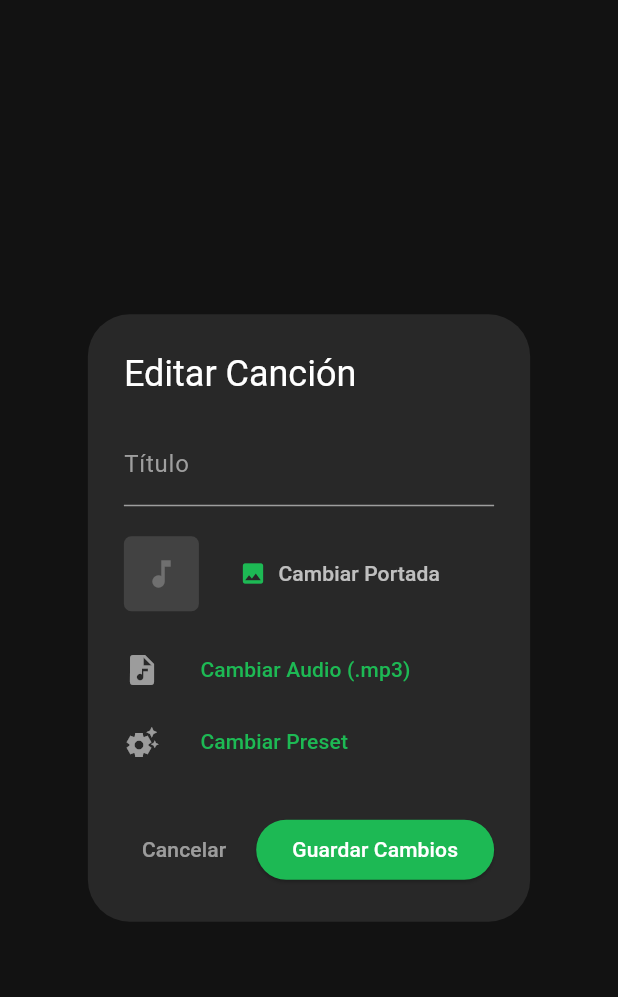
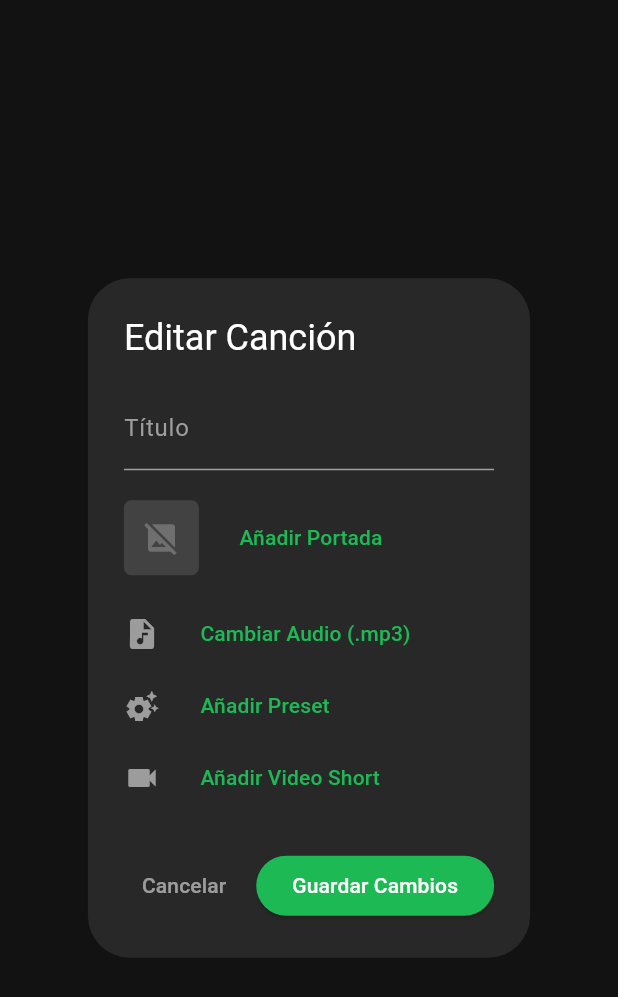
Before and after one commit to Ivanmg91/TuneX, a Flutter app: the EditSongDialog widget shown alone on an empty page, opened directly with empty values, on a phone screen of 412 x 824 dp. Shown: the top 997 px of the screen. Run offline on Flutter 3.47's test engine with Material 3 defaults, Android fonts, the phone set to English and light mode, and no system bars; our stand-ins replace cloud_firestore, file_picker, firebase_auth, firebase_core, firebase_storage, image_picker and 2 more; accounts and stored records are empty.

Commit message:
v1.5 mini update + corrections

```diff
--- a/lib/screens/profile_screen.dart
+++ b/lib/screens/profile_screen.dart
@@ -4,7 +4,7 @@ import 'package:firebase_auth/firebase_auth.dart';
 import 'package:cloud_firestore/cloud_firestore.dart';
 import 'package:firebase_storage/firebase_storage.dart';
 import 'package:image_picker/image_picker.dart';
-import 'package:file_picker/file_picker.dart'; // NECESARIO AHORA AQUÍ TAMBIÉN
+import 'package:file_picker/file_picker.dart';
 import 'upload_screen.dart';
 import 'login_screen.dart';
 
@@ -178,7 +178,6 @@ class _ProfileScreenState extends State<ProfileScreen> {
     }
   }
 
-  // --- FUNCIÓN PARA ABRIR EL EDITOR AVANZADO ---
   void _openEditSongDialog(Map<String, dynamic> songData, String songId) {
     showDialog(
       context: context,
@@ -188,6 +187,7 @@ class _ProfileScreenState extends State<ProfileScreen> {
         currentImageUrl: songData['imageUrl'] ?? '',
         currentAudioUrl: songData['audioUrl'] ?? '',
         currentPresetUrl: songData['presetUrl'] ?? '',
+        currentVideoUrl: songData['videoUrl'] ?? '',
       ),
     );
   }
@@ -390,7 +390,7 @@ class _ProfileScreenState extends State<ProfileScreen> {
                                   : null,
                             ),
                             title: Text(song['title'] ?? 'Sin título', style: const TextStyle(color: Colors.white, fontWeight: FontWeight.w500)),
-                            subtitle: Text("${song['likes'] ?? 0} Likes", style: TextStyle(color: Colors.grey[500], fontSize: 12)),
+                            subtitle: Text(song['artistName'] ?? "Desconocido", style: TextStyle(color: Colors.grey[500], fontSize: 12)),
                             trailing: isMyProfile
                               ? IconButton(
                                   icon: const Icon(Icons.edit, color: Colors.white70),
@@ -416,7 +416,7 @@ class _ProfileScreenState extends State<ProfileScreen> {
 }
 
 // =======================================================
-// WIDGET DE EDICIÓN AVANZADA (Título, Imagen, Audio, Preset)
+// WIDGET DE EDICIÓN AVANZADA (Con Opción de Borrar)
 // =======================================================
 class EditSongDialog extends StatefulWidget {
   final String songId;
@@ -424,6 +424,7 @@ class EditSongDialog extends StatefulWidget {
   final String currentImageUrl;
   final String currentAudioUrl;
   final String currentPresetUrl;
+  final String currentVideoUrl;
 
   const EditSongDialog({
     super.key,
@@ -432,6 +433,7 @@ class EditSongDialog extends StatefulWidget {
     required this.currentImageUrl,
     required this.currentAudioUrl,
     required this.currentPresetUrl,
+    required this.currentVideoUrl,
   });
 
   @override
@@ -441,11 +443,18 @@ class EditSongDialog extends StatefulWidget {
 class _EditSongDialogState extends State<EditSongDialog> {
   final TextEditingController _titleController = TextEditingController();
 
-  // Archivos nuevos (si se seleccionan)
+  // Archivos nuevos
   File? _newImageFile;
   File? _newAudioFile;
   File? _newPresetFile;
-  String? _newPresetName; // Para mostrar el nombre del archivo seleccionado
+  File? _newVideoFile;
+
+  String? _newPresetName;
+
+  // Flags para borrado
+  bool _deleteImage = false;
+  bool _deletePreset = false;
+  bool _deleteVideo = false;
 
   bool _isSaving = false;
 
@@ -455,20 +464,21 @@ class _EditSongDialogState extends State<EditSongDialog> {
     _titleController.text = widget.currentTitle;
   }
 
-  // Pickers
+  // --- Pickers ---
   Future<void> _pickImage() async {
     final picker = ImagePicker();
     final XFile? picked = await picker.pickImage(source: ImageSource.gallery);
     if (picked != null) {
-      setState(() => _newImageFile = File(picked.path));
+      setState(() {
+        _newImageFile = File(picked.path);
+        _deleteImage = false; // Si selecciono nuevo, no borro
+      });
     }
   }
 
   Future<void> _pickAudio() async {
     FilePickerResult? result = await FilePicker.platform.pickFiles(type: FileType.audio);
-    if (result != null) {
-      setState(() => _newAudioFile = File(result.files.single.path!));
-    }
+    if (result != null) setState(() => _newAudioFile = File(result.files.single.path!));
   }
 
   Future<void> _pickPreset() async {
@@ -477,9 +487,27 @@ class _EditSongDialogState extends State<EditSongDialog> {
       setState(() {
         _newPresetFile = File(result.files.single.path!);
         _newPresetName = result.files.single.name;
+        _deletePreset = false;
       });
     }
   }
+
+  Future<void> _pickVideo() async {
+    final picker = ImagePicker();
+    final XFile? picked = await picker.pickVideo(source: ImageSource.gallery);
+    if (picked != null) {
+      setState(() {
+        _newVideoFile = File(picked.path);
+        _deleteVideo = false;
+      });
+    }
+  }
+
+  // --- Helpers para UI ---
+  // Nos dice si hay algo que mostrar (ya sea viejo o nuevo)
+  bool get _hasImage => (_newImageFile != null) || (widget.currentImageUrl.isNotEmpty && !_deleteImage);
+  bool get _hasPreset => (_newPresetFile != null) || (widget.currentPresetUrl.isNotEmpty && !_deletePreset);
+  bool get _hasVideo => (_newVideoFile != null) || (widget.currentVideoUrl.isNotEmpty && !_deleteVideo);
 
   Future<void> _saveChanges() async {
     setState(() => _isSaving = true);
@@ -488,34 +516,45 @@ class _EditSongDialogState extends State<EditSongDialog> {
       String timestamp = DateTime.now().millisecondsSinceEpoch.toString();
       Map<String, dynamic> updates = {};
 
-      // 1. Título
       if (_titleController.text.trim() != widget.currentTitle) {
         updates['title'] = _titleController.text.trim();
       }
 
-      // 2. Imagen
+      // --- IMAGEN ---
       if (_newImageFile != null) {
-        // Usamos timestamp para evitar caché
         String path = 'covers/${widget.songId}_$timestamp.jpg';
         TaskSnapshot snap = await FirebaseStorage.instance.ref(path).putFile(_newImageFile!);
         updates['imageUrl'] = await snap.ref.getDownloadURL();
+      } else if (_deleteImage) {
+        updates['imageUrl'] = ''; // Borrado lógico
       }
 
-      // 3. Audio
+      // --- AUDIO ---
       if (_newAudioFile != null) {
         String path = 'songs/${widget.songId}_$timestamp.mp3';
         TaskSnapshot snap = await FirebaseStorage.instance.ref(path).putFile(_newAudioFile!);
         updates['audioUrl'] = await snap.ref.getDownloadURL();
       }
 
-      // 4. Preset
+      // --- PRESET ---
       if (_newPresetFile != null) {
         String path = 'presets/${widget.songId}/$_newPresetName';
         TaskSnapshot snap = await FirebaseStorage.instance.ref(path).putFile(_newPresetFile!);
         updates['presetUrl'] = await snap.ref.getDownloadURL();
+      } else if (_deletePreset) {
+        updates['presetUrl'] = ''; // Borrado lógico
       }
 
-      // 5. Aplicar cambios en Firestore
+      // --- VIDEO ---
+      if (_newVideoFile != null) {
+        String path = 'videos/${widget.songId}_$timestamp.mp4';
+        TaskSnapshot snap = await FirebaseStorage.instance.ref(path).putFile(_newVideoFile!);
+        updates['videoUrl'] = await snap.ref.getDownloadURL();
+      } else if (_deleteVideo) {
+        updates['videoUrl'] = ''; // Borrado lógico
+      }
+
+      // Aplicar cambios
       if (updates.isNotEmpty) {
         await FirebaseFirestore.instance
             .collection('songs')
@@ -565,7 +604,7 @@ class _EditSongDialogState extends State<EditSongDialog> {
             ),
             const SizedBox(height: 20),
 
-            // IMAGEN
+            // --- IMAGEN ---
             Row(
               children: [
                 Container(
@@ -573,27 +612,41 @@ class _EditSongDialogState extends State<EditSongDialog> {
                   decoration: BoxDecoration(
                     color: Colors.grey[800],
                     borderRadius: BorderRadius.circular(5),
-                    image: _newImageFile != null
-                        ? DecorationImage(image: FileImage(_newImageFile!), fit: BoxFit.cover)
-                        : (widget.currentImageUrl.isNotEmpty
-                            ? DecorationImage(image: NetworkImage(widget.currentImageUrl), fit: BoxFit.cover)
-                            : null),
+                    image: _hasImage
+                        ? DecorationImage(
+                            image: _newImageFile != null
+                                ? FileImage(_newImageFile!) as ImageProvider
+                                : NetworkImage(widget.currentImageUrl),
+                            fit: BoxFit.cover
+                          )
+                        : null,
                   ),
-                  child: (_newImageFile == null && widget.currentImageUrl.isEmpty)
-                      ? const Icon(Icons.music_note, color: Colors.white24) : null,
+                  child: !_hasImage ? const Icon(Icons.image_not_supported, color: Colors.white24) : null,
                 ),
                 const SizedBox(width: 15),
-                TextButton.icon(
-                  onPressed: _pickImage,
-                  icon: const Icon(Icons.image, color: Color(0xFF1DB954)),
-                  label: Text(_newImageFile == null ? "Cambiar Portada" : "Imagen Seleccionada",
-                      style: const TextStyle(color: Colors.white70)),
-                )
+                Expanded(
+                  child: TextButton(
+                    onPressed: _pickImage,
+                    style: TextButton.styleFrom(alignment: Alignment.centerLeft),
+                    child: Text(_hasImage ? "Cambiar Portada" : "Añadir Portada",
+                        style: const TextStyle(color: Color(0xFF1DB954))),
+                  ),
+                ),
+                if (_hasImage)
+                  IconButton(
+                    icon: const Icon(Icons.delete, color: Colors.redAccent),
+                    onPressed: () {
+                      setState(() {
+                        _newImageFile = null;
+                        _deleteImage = true;
+                      });
+                    },
+                  ),
               ],
             ),
             const SizedBox(height: 15),
 
-            // AUDIO
+            // --- AUDIO (No se puede borrar, solo reemplazar) ---
             Row(
               children: [
                 const Icon(Icons.audio_file, color: Colors.white54),
@@ -611,7 +664,7 @@ class _EditSongDialogState extends State<EditSongDialog> {
               ],
             ),
 
-            // PRESET
+            // --- PRESET ---
             Row(
               children: [
                 const Icon(Icons.settings_suggest, color: Colors.white54),
@@ -621,11 +674,53 @@ class _EditSongDialogState extends State<EditSongDialog> {
                     onPressed: _pickPreset,
                     style: TextButton.styleFrom(alignment: Alignment.centerLeft),
                     child: Text(
-                      _newPresetFile == null ? "Cambiar Preset" : "Preset: $_newPresetName",
-                      style: TextStyle(color: _newPresetFile == null ? const Color(0xFF1DB954) : Colors.greenAccent),
+                      _hasPreset
+                          ? (_newPresetName != null ? "Preset: $_newPresetName" : "Preset Actual")
+                          : "Añadir Preset",
+                      style: TextStyle(color: _hasPreset ? Colors.greenAccent : const Color(0xFF1DB954)),
                     ),
                   ),
                 ),
+                if (_hasPreset)
+                  IconButton(
+                    icon: const Icon(Icons.delete, color: Colors.redAccent),
+                    onPressed: () {
+                      setState(() {
+                        _newPresetFile = null;
+                        _deletePreset = true;
+                      });
+                    },
+                  ),
+              ],
+            ),
+
+            // --- VIDEO ---
+            Row(
+              children: [
+                const Icon(Icons.videocam, color: Colors.white54),
+                const SizedBox(width: 15),
+                Expanded(
+                  child: TextButton(
+                    onPressed: _pickVideo,
+                    style: TextButton.styleFrom(alignment: Alignment.centerLeft),
+                    child: Text(
+                      _hasVideo
+                          ? (_newVideoFile != null ? "Nuevo Video Seleccionado" : "Video Short Actual")
+                          : "Añadir Video Short",
+                      style: TextStyle(color: _hasVideo ? Colors.greenAccent : const Color(0xFF1DB954)),
+                    ),
+                  ),
+                ),
+                if (_hasVideo)
+                  IconButton(
+                    icon: const Icon(Icons.delete, color: Colors.redAccent),
+                    onPressed: () {
+                      setState(() {
+                        _newVideoFile = null;
+                        _deleteVideo = true;
+                      });
+                    },
+                  ),
               ],
             ),
           ],
```
Also changed, not shown: lib/screens/feed_screen.dart (+85 -63 lines).
